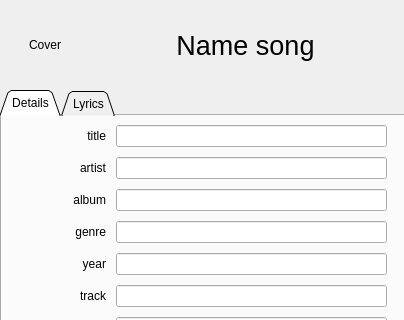
Above: app/src/dialoginfo.ui from intelek2al/CPP-Uamp before the change; both pictures show x 0 to 404 and y 0 to 320 of the 404 by 500 pixel window. Below: the same form after it.
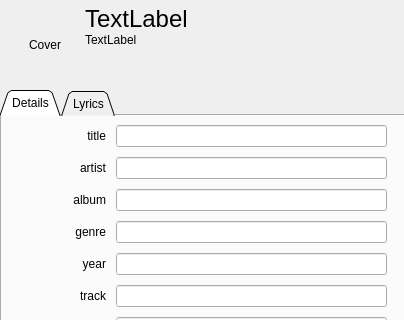
That is the form after the change.

```diff
--- a/app/src/dialoginfo.ui
+++ b/app/src/dialoginfo.ui
@@ -10,6 +10,21 @@
     <height>500</height>
    </rect>
   </property>
+  <property name="minimumSize">
+   <size>
+    <width>404</width>
+    <height>500</height>
+   </size>
+  </property>
+  <property name="sizeIncrement">
+   <size>
+    <width>404</width>
+    <height>500</height>
+   </size>
+  </property>
+  <property name="mouseTracking">
+   <bool>true</bool>
+  </property>
   <property name="windowTitle">
    <string>Dialog</string>
   </property>
@@ -68,19 +83,43 @@
          </widget>
         </item>
         <item>
-         <widget class="QLabel" name="nameSongInfo">
-          <property name="font">
-           <font>
-            <pointsize>20</pointsize>
-           </font>
+         <layout class="QVBoxLayout" name="verticalLayout">
+          <property name="spacing">
+           <number>0</number>
           </property>
-          <property name="text">
-           <string>Name song</string>
-          </property>
-          <property name="alignment">
-           <set>Qt::AlignCenter</set>
-          </property>
-         </widget>
+          <item>
+           <widget class="QLabel" name="title_large">
+            <property name="font">
+             <font>
+              <pointsize>18</pointsize>
+             </font>
+            </property>
+            <property name="text">
+             <string>TextLabel</string>
+            </property>
+           </widget>
+          </item>
+          <item>
+           <widget class="QLabel" name="artisti_large">
+            <property name="text">
+             <string>TextLabel</string>
+            </property>
+           </widget>
+          </item>
+          <item>
+           <spacer name="verticalSpacer_2">
+            <property name="orientation">
+             <enum>Qt::Vertical</enum>
+            </property>
+            <property name="sizeHint" stdset="0">
+             <size>
+              <width>20</width>
+              <height>40</height>
+             </size>
+            </property>
+           </spacer>
+          </item>
+         </layout>
         </item>
        </layout>
       </item>
@@ -129,7 +168,7 @@
             <height>341</height>
            </rect>
           </property>
-          <layout class="QVBoxLayout" name="verticalLayout">
+          <layout class="QVBoxLayout" name="song_info">
            <item>
             <layout class="QHBoxLayout" name="horizontalLayout">
              <property name="spacing">
```
Left out of the diff: 57 changed lines with no effect on the pictures.
